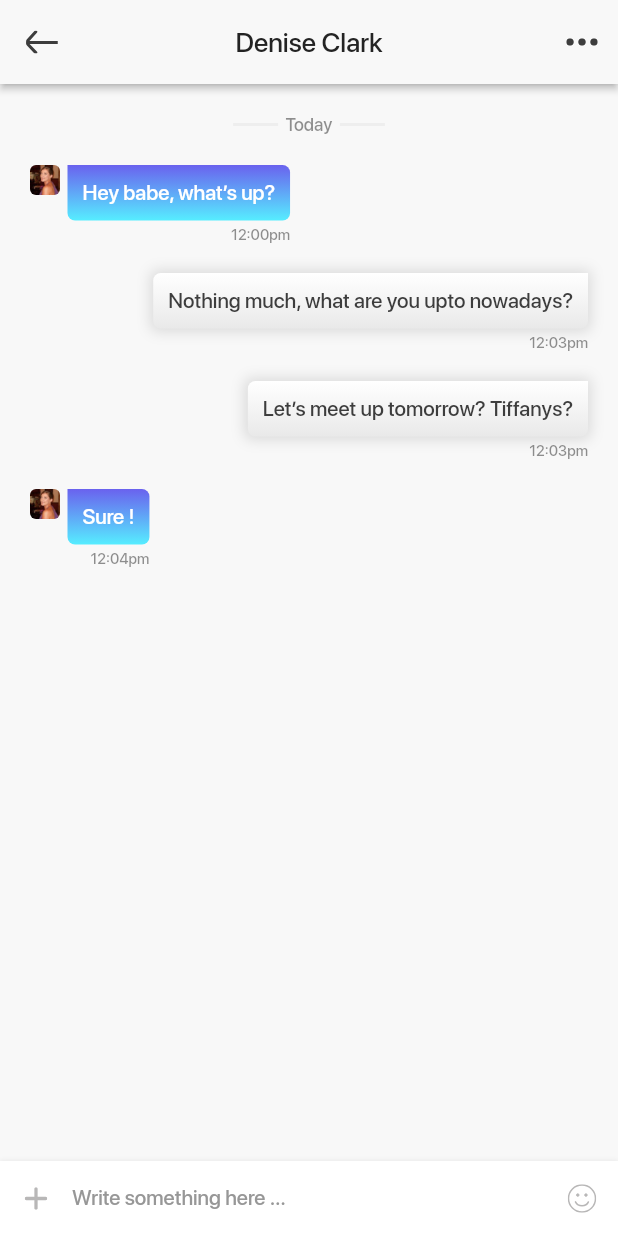
After one commit to GhassenAB/messagly_clone_app, a Flutter app: the ChatsScreen screen opened directly, after a tap on "Denise Clark", on a phone screen of 412 x 824 dp. The commit adds this screen. Run offline on Flutter 3.47's test engine with Material 2 defaults, Android fonts, the phone set to English and light mode, and no system bars; our stand-ins replace flutter_keyboard_visibility, flutter_svg, material_design_icons_flutter, pin_code_fields; statements that could not run were skipped.

Commit message:
chat screen added

```diff
--- /dev/null
+++ b/lib/screens/chat_screen.dart
@@ -0,0 +1,340 @@
+import 'package:flutter/cupertino.dart';
+import 'package:flutter/material.dart';
+import 'package:flutter_svg/flutter_svg.dart';
+import 'package:messagly_clone_app/constants.dart';
+
+class ChatScreen extends StatefulWidget {
+  final String friendName;
+  final String friendPic;
+
+  const ChatScreen({Key key, this.friendName, this.friendPic})
+      : super(key: key);
+  @override
+  _ChatScreenState createState() => _ChatScreenState();
+}
+
+class _ChatScreenState extends State<ChatScreen> {
+  String _rightIcon;
+  ScrollController _scrollController = new ScrollController();
+  double _scrollOffset = 0.0;
+
+  @override
+  void initState() {
+    _scrollController = ScrollController()
+      ..addListener(() {
+        setState(() {
+          _scrollOffset = _scrollController.offset;
+          print('ScrollOffset  $_scrollOffset');
+        });
+      });
+    setState(() {
+      _rightIcon = 'assets/icons/emojis_Icon.svg';
+    });
+    super.initState();
+  }
+
+  @override
+  Widget build(BuildContext context) {
+    return Scaffold(
+      backgroundColor: Palette.background,
+      appBar: AppBar(
+        backgroundColor: Palette.background,
+        elevation: 2,
+        title: Text(
+          widget.friendName,
+          style: kMediumTextStyle.copyWith(
+            color: Palette.primary,
+            fontSize: 18.0,
+          ),
+        ),
+        centerTitle: true,
+        leading: IconButton(
+          icon: SvgPicture.asset('assets/icons/back_icon.svg'),
+          onPressed: () {
+            Navigator.pop(context);
+          },
+        ),
+        actions: [
+          IconButton(
+            icon: SvgPicture.asset('assets/icons/options_icon.svg'),
+            onPressed: () {},
+          )
+        ],
+      ),
+      body: Container(
+        height: MediaQuery.of(context).size.height,
+        child: Column(
+          crossAxisAlignment: CrossAxisAlignment.stretch,
+          children: [
+            Expanded(
+              child: Stack(
+                children: [
+                  Container(
+                    child: ListView(
+                      controller: _scrollController,
+                      padding: const EdgeInsets.symmetric(
+                          horizontal: 20.0, vertical: 20.0),
+                      children: [
+                        Row(
+                          mainAxisAlignment: MainAxisAlignment.center,
+                          children: [
+                            Container(
+                              height: 2.0,
+                              width: 30.0,
+                              color: Palette.grey.withOpacity(0.1),
+                            ),
+                            Padding(
+                              padding:
+                                  const EdgeInsets.symmetric(horizontal: 5.0),
+                              child: Text(
+                                'Today',
+                                style: kMediumTextStyle.copyWith(
+                                  fontSize: 12.0,
+                                  color: Palette.primary.withOpacity(0.5),
+                                ),
+                              ),
+                            ),
+                            Container(
+                              height: 2.0,
+                              width: 30.0,
+                              color: Palette.grey.withOpacity(0.1),
+                            ),
+                          ],
+                        ),
+                        MessageBubble(
+                          image: widget.friendPic,
+                          text: 'Hey babe, what’s up?',
+                          time: '12:00pm',
+                        ),
+                        MessageBubble(
+                          text: 'Nothing much, what are you upto nowadays?',
+                          time: '12:03pm',
+                          isMe: true,
+                        ),
+                        MessageBubble(
+                          text: 'Let’s meet up tomorrow? Tiffanys?',
+                          time: '12:03pm',
+                          isMe: true,
+                        ),
+                        MessageBubble(
+                          image: widget.friendPic,
+                          text: 'Sure !',
+                          time: '12:04pm',
+                        ),
+                      ],
+                    ),
+                  ),
+                  Positioned(
+                    top: 0,
+                    right: 0,
+                    left: 0,
+                    child: Opacity(
+                      opacity: _scrollOffset == 0.0 ? 0 : 1,
+                      child: Container(
+                        height: 60.0,
+                        decoration: BoxDecoration(
+                          gradient: LinearGradient(
+                              colors: [
+                                Colors.white,
+                                Colors.white.withOpacity(0.0),
+                              ],
+                              begin: Alignment.topCenter,
+                              end: Alignment.bottomCenter),
+                        ),
+                      ),
+                    ),
+                  )
+                ],
+              ),
+            ),
+            Container(
+              decoration: BoxDecoration(
+                boxShadow: [
+                  BoxShadow(
+                    offset: Offset(0, 0),
+                    color: Palette.grey.withOpacity(0.2),
+                    blurRadius: 2,
+                  )
+                ],
+              ),
+              child: Container(
+                height: 50.0,
+                color: Colors.white,
+                child: Row(
+                  children: [
+                    IconButton(
+                      icon: SvgPicture.asset('assets/icons/add_pic_icon.svg'),
+                    ),
+                    Expanded(
+                      child: TextField(
+                        onTap: () {
+                          setState(() {
+                            _scrollController.animateTo(
+                              _scrollController.position.maxScrollExtent,
+                              curve: Curves.easeOut,
+                              duration: const Duration(milliseconds: 200),
+                            );
+                          });
+                        },
+                        onChanged: (value) {
+                          setState(
+                            () {
+                              if (value.length != 0) {
+                                _rightIcon = 'assets/icons/send_icon.svg';
+                              } else {
+                                _rightIcon = 'assets/icons/emojis_Icon.svg';
+                              }
+                            },
+                          );
+                        },
+                        decoration: InputDecoration(
+                          hintText: 'Write something here …',
+                          hintStyle: kRegularTextStyle.copyWith(
+                              fontSize: 14.0, color: Palette.grey),
+                          enabledBorder: UnderlineInputBorder(
+                            borderSide: BorderSide(color: Colors.transparent),
+                          ),
+                          focusedBorder: UnderlineInputBorder(
+                            borderSide: BorderSide(color: Colors.transparent),
+                          ),
+                        ),
+                        style: kMediumTextStyle.copyWith(
+                          fontSize: 14.0,
+                          color: Color(0xFF3D3D3D),
+                        ),
+                      ),
+                    ),
+                    IconButton(
+                      icon: SvgPicture.asset(_rightIcon),
+                    ),
+                  ],
+                ),
+              ),
+            )
+          ],
+        ),
+      ),
+    );
+  }
+}
+
+class MessageBubble extends StatelessWidget {
+  const MessageBubble({
+    Key key,
+    @required this.text,
+    @required this.time,
+    this.isMe = false,
+    this.image,
+  }) : super(key: key);
+
+  final String image;
+  final String text;
+  final String time;
+  final bool isMe;
+
+  @override
+  Widget build(BuildContext context) {
+    return !isMe
+        ? Padding(
+            padding: const EdgeInsets.only(top: 20.0),
+            child: Row(
+              children: [
+                ClipRRect(
+                  borderRadius: BorderRadius.circular(4.0),
+                  child: Image(
+                    image: AssetImage(image),
+                    height: 20.0,
+                    width: 20.0,
+                  ),
+                ),
+                SizedBox(width: 5.0),
+                Flexible(
+                  child: Column(
+                    crossAxisAlignment: CrossAxisAlignment.end,
+                    children: [
+                      Container(
+                        padding: const EdgeInsets.symmetric(
+                            horizontal: 10.0, vertical: 10.0),
+                        decoration: BoxDecoration(
+                          borderRadius: BorderRadius.only(
+                            topRight: Radius.circular(5.0),
+                            bottomRight: Radius.circular(5.0),
+                            bottomLeft: Radius.circular(5.0),
+                          ),
+                          gradient: LinearGradient(
+                            colors: Palette.defaultGradient,
+                            stops: [0, 1],
+                            begin: Alignment.topCenter,
+                            end: Alignment.bottomCenter,
+                          ),
+                        ),
+                        child: Text(
+                          text,
+                          maxLines: 10,
+                          style: kMediumTextStyle.copyWith(
+                              fontSize: 14.0, color: Colors.white),
+                        ),
+                      ),
+                      SizedBox(height: 3.0),
+                      Text(
+                        time,
+                        style: kMediumTextStyle.copyWith(
+                          fontSize: 10.0,
+                          color: Palette.primary.withOpacity(0.5),
+                        ),
+                      ),
+                    ],
+                  ),
+                )
+              ],
+              crossAxisAlignment: CrossAxisAlignment.baseline,
+              textBaseline: TextBaseline.alphabetic,
+            ),
+          )
+        : Column(
+            crossAxisAlignment: CrossAxisAlignment.end,
+            children: [
+              Container(
+                margin: const EdgeInsets.only(left: 25.0, top: 20.0),
+                padding: const EdgeInsets.symmetric(
+                    horizontal: 10.0, vertical: 10.0),
+                decoration: BoxDecoration(
+                  borderRadius: BorderRadius.only(
+                    topLeft: Radius.circular(5.0),
+                    bottomRight: Radius.circular(5.0),
+                    bottomLeft: Radius.circular(5.0),
+                  ),
+                  gradient: LinearGradient(
+                    colors: [Colors.white, Color(0xFFE9E9E9)],
+                    stops: [0, 1],
+                    begin: Alignment.topCenter,
+                    end: Alignment.bottomCenter,
+                  ),
+                  boxShadow: [
+                    BoxShadow(
+                      offset: Offset(0, 0),
+                      color: Palette.grey.withOpacity(0.3),
+                      spreadRadius: 2,
+                      blurRadius: 7,
+                    )
+                  ],
+                ),
+                child: Text(
+                  text,
+                  maxLines: 10,
+                  style: kMediumTextStyle.copyWith(
+                      fontSize: 14.0, color: Color(0xFF3D3D3D)),
+                ),
+              ),
+              SizedBox(height: 3.0),
+              Text(
+                time,
+                style: kMediumTextStyle.copyWith(
+                  fontSize: 10.0,
+                  color: Palette.primary.withOpacity(0.5),
+                ),
+              ),
+            ],
+          );
+  }
+}
--- a/lib/screens/screens.dart
+++ b/lib/screens/screens.dart
@@ -10,3 +10,4 @@ export 'settings_screen.dart';
 export 'about_us_screen.dart';
 export 'menu_screen.dart';
 export 'menu_frame.dart';
+export 'chat_screen.dart';
--- a/lib/widgets/chat_list.dart
+++ b/lib/widgets/chat_list.dart
@@ -1,6 +1,7 @@
 import 'package:flutter/material.dart';
 import 'package:messagly_clone_app/constants.dart';
 import 'package:messagly_clone_app/models/models.dart';
+import 'package:messagly_clone_app/screens/chat_screen.dart';
 
 class ChatList extends StatelessWidget {
   const ChatList({
@@ -14,7 +15,15 @@ class ChatList extends StatelessWidget {
 
   @override
   Widget build(BuildContext context) {
-    return Container(
+    return GestureDetector(
+      onTap: () => Navigator.push(
+        context,
+        MaterialPageRoute(
+          builder: (context) =>
+              ChatScreen(friendName: chat.name, friendPic: chat.image),
+        ),
+      ),
+      child: Container(
         decoration: index == 0
             ? BoxDecoration(boxShadow: [
                 BoxShadow(
@@ -106,6 +115,7 @@ class ChatList extends StatelessWidget {
             ],
           ),
         ),
+      ),
     );
   }
 }
```
Also changed, not shown: assets/icons/add_pic_icon.svg (added), assets/icons/back_icon.svg (added), assets/icons/emojis_Icon.svg (added), assets/icons/options_icon.svg (added), assets/icons/send_icon.svg (added). Lines whose indentation alone changed are shown as unchanged.
